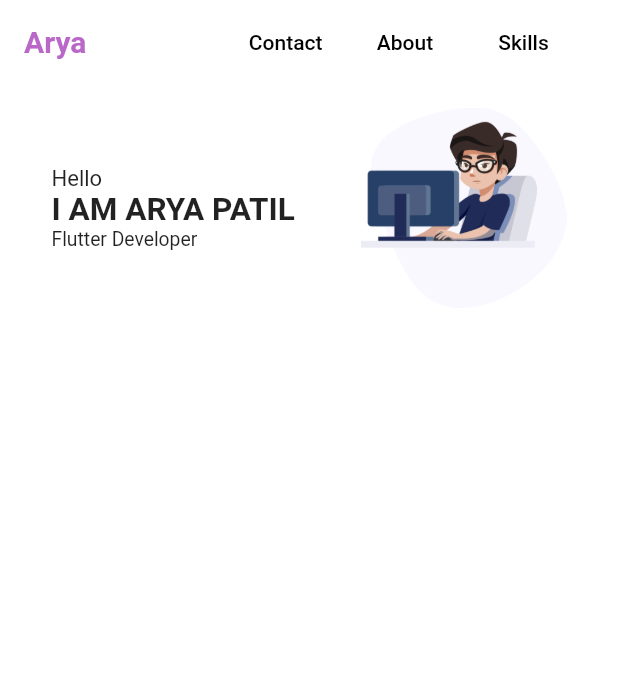
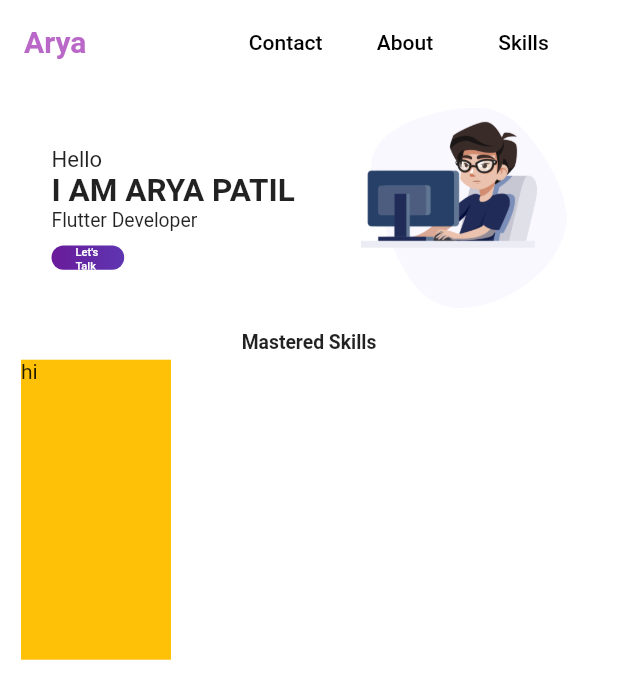
Before and after one commit to Arya0Patil/portfolio, a Flutter app: the screen it shows after launch, on a phone screen of 412 x 824 dp. Shown: the top 699 px of the screen. Run offline on Flutter 3.47's test engine with Material 2 defaults, Android fonts, the phone set to English and light mode, and no system bars.

Commit message:
progress1.0

```diff
--- a/lib/Pages/homepage.dart
+++ b/lib/Pages/homepage.dart
@@ -1,13 +1,21 @@
 import 'package:flutter/material.dart';
 import 'package:portfolio/Widgets/NavBar.dart';
+import 'package:portfolio/Widgets/SkillHome.dart';
 
-class HomePag extends StatelessWidget {
+var sz;
+
+class HomePag extends StatefulWidget {
+  @override
+  _HomePagState createState() => _HomePagState();
+}
+
+class _HomePagState extends State<HomePag> {
   @override
   Widget build(BuildContext context) {
     var screenSize = MediaQuery.of(context).size;
+    sz = screenSize;
 
     return Container(
-      width: screenSize.width,
       child: Column(
         children: [
           Row(
@@ -32,6 +40,29 @@ class HomePag extends StatelessWidget {
                       "Flutter Developer",
                       style: TextStyle(fontSize: screenSize.width / 32),
                     ),
+                    SizedBox(
+                      height: screenSize.width / 42.5,
+                    ),
+                    Container(
+                      height: screenSize.width / 25.6,
+                      width: screenSize.width / 8.5,
+                      decoration: BoxDecoration(
+                          borderRadius: BorderRadius.circular(10),
+                          gradient: LinearGradient(colors: [
+                            Colors.purple[800],
+                            Colors.deepPurple[600]
+                          ])),
+                      child: ElevatedButton(
+                          style: ElevatedButton.styleFrom(
+                            primary: Colors.transparent,
+                            shadowColor: Colors.transparent,
+                          ),
+                          onPressed: () {},
+                          child: Text(
+                            "Let's Talk",
+                            style: TextStyle(fontSize: screenSize.width / 55.6),
+                          )),
+                    )
                   ],
                 ),
               ),
@@ -44,6 +75,7 @@ class HomePag extends StatelessWidget {
               ),
             ],
           ),
+          SkillHome(),
         ],
       ),
     );
--- a/lib/Widgets/NavBar.dart
+++ b/lib/Widgets/NavBar.dart
@@ -1,6 +1,7 @@
 import 'package:flutter/material.dart';
 import 'package:portfolio/Pages/about.dart';
 import 'package:portfolio/Pages/contact.dart';
+import 'package:portfolio/Pages/homepage.dart';
 import 'package:portfolio/Pages/skillsPage.dart';
 
 class NavBar extends StatelessWidget {
@@ -21,7 +22,7 @@ class NavBar extends StatelessWidget {
           children: [
             TextButton(
                 onPressed: () {
-                  print(screenSize);
+                  print(sz);
                   Navigator.of(context).pushNamed(contact.route);
                 },
                 child: Text(
--- /dev/null
+++ b/lib/Widgets/SkillHome.dart
@@ -0,0 +1,48 @@
+import 'package:flutter/material.dart';
+import 'package:portfolio/Pages/homepage.dart';
+
+class SkillHome extends StatefulWidget {
+  @override
+  _SkillHomeState createState() => _SkillHomeState();
+}
+
+class _SkillHomeState extends State<SkillHome> {
+  bool isHover = false;
+  @override
+  Widget build(BuildContext context) {
+    return Container(
+      child: Column(
+        children: [
+          Text(
+            "Mastered Skills",
+            style:
+                TextStyle(fontSize: sz.width / 32, fontWeight: FontWeight.bold),
+          ),
+          Row(
+            children: [
+              InkWell(
+                  onHover: (value) {
+                    setState(() {
+                      isHover = true;
+                    });
+                  },
+                  child: Card(
+                    elevation: isHover ? 20 : 0,
+                    child: Column(
+                      children: [
+                        Container(
+                          child: Text("hi"),
+                          height: 200,
+                          width: 100,
+                          color: Colors.amber,
+                        )
+                      ],
+                    ),
+                  ))
+            ],
+          )
+        ],
+      ),
+    );
+  }
+}
--- a/lib/main.dart
+++ b/lib/main.dart
@@ -30,8 +30,14 @@ class MyApp extends StatelessWidget {
   }
 }
 
-class HomePage extends StatelessWidget {
+class HomePage extends StatefulWidget {
   static const String route = '/home';
+
+  @override
+  _HomePageState createState() => _HomePageState();
+}
+
+class _HomePageState extends State<HomePage> {
   @override
   Widget build(BuildContext context) {
     return Scaffold(
@@ -42,11 +48,13 @@ class HomePage extends StatelessWidget {
         automaticallyImplyLeading: false,
         title: NavBar(),
       ),
-      body: Column(
-        children: [
-          Container(
-              padding: EdgeInsets.fromLTRB(10, 0, 10, 0), child: HomePag()),
-        ],
+      body: SingleChildScrollView(
+        child: Column(
+          children: [
+            Container(
+                padding: EdgeInsets.fromLTRB(10, 0, 10, 0), child: HomePag()),
+          ],
+        ),
       ),
     );
   }
```
